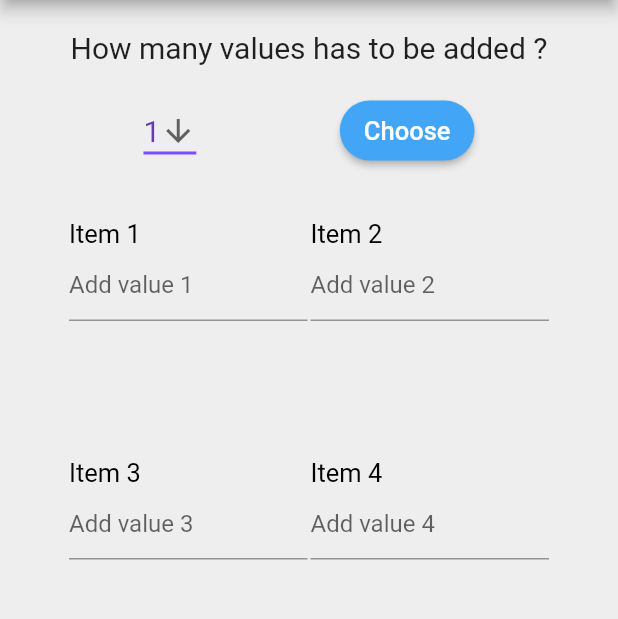
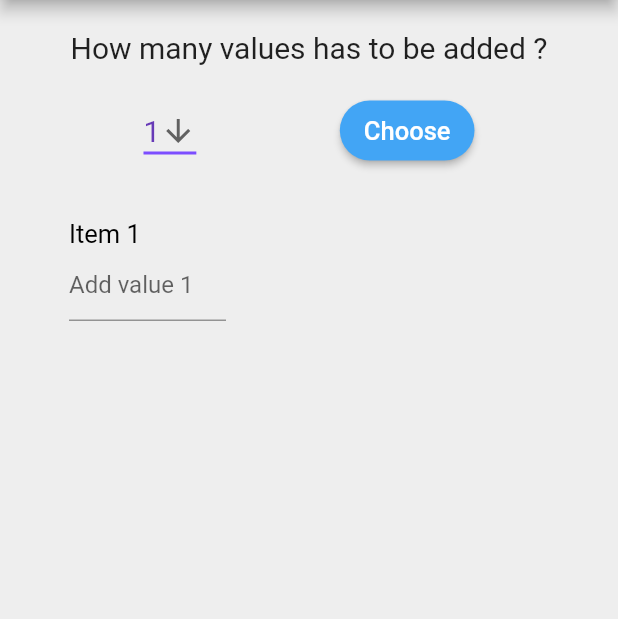
Before and after one commit to ElvinMammadov/GasTurbineCycle, a Flutter app: the screen it shows after launch, after a tap on "Choose", on a phone screen of 412 x 824 dp, the part 84-703 px from its top. Run offline on Flutter 3.47's test engine with Material 2 defaults, Android fonts, the phone set to English and light mode, and no system bars.

```diff
--- a/lib/pages/home.dart
+++ b/lib/pages/home.dart
@@ -1,3 +1,4 @@
+import 'package:flutter/cupertino.dart';
 import 'package:flutter/material.dart';
 
 class Home extends StatefulWidget {
@@ -7,6 +8,8 @@ class Home extends StatefulWidget {
 
 class _HomeState extends State<Home> {
   int dropdownValue = 1;
+  bool isVisible = false;
+  int items = 1;
 
   @override
   Widget build(BuildContext context) {
@@ -27,7 +30,9 @@ class _HomeState extends State<Home> {
             ),
             const Text(
               "How many values has to be added ?",
-              style: TextStyle(fontSize: 20),
+              style: TextStyle(
+                fontSize: 20,
+              ),
             ),
             const SizedBox(
               height: 20.0,
@@ -41,8 +46,10 @@ class _HomeState extends State<Home> {
                   icon: const Icon(Icons.arrow_downward),
                   iconSize: 24,
                   elevation: 5,
-                  style:
-                      const TextStyle(color: Colors.deepPurple, fontSize: 20),
+                  style: const TextStyle(
+                    color: Colors.deepPurple,
+                    fontSize: 20,
+                  ),
                   underline: Container(
                     height: 2,
                     color: Colors.deepPurpleAccent,
@@ -50,6 +57,7 @@ class _HomeState extends State<Home> {
                   onChanged: (int newValue) {
                     setState(() {
                       dropdownValue = newValue;
+                     //print('value is $dropdownValue');
                     });
                   },
                   items: <int>[1, 2, 3, 4, 5, 6, 7, 8]
@@ -71,11 +79,18 @@ class _HomeState extends State<Home> {
                   ),
                   child: RaisedButton(
                     onPressed: () {
+                      setState(() {
+                        isVisible = true;
+                        items = dropdownValue;
+                      });
                       //Navigator.pushNamed(context, '/values');
                     },
                     child: Text(
                       'Choose',
-                      style: TextStyle(color: Colors.white, fontSize: 17),
+                      style: TextStyle(
+                        color: Colors.white,
+                        fontSize: 17,
+                      ),
                     ),
                   ),
                 ),
@@ -84,28 +99,34 @@ class _HomeState extends State<Home> {
             const SizedBox(
               height: 20.0,
             ),
-            SizedBox(
-              height: 400.0,
+            Visibility(
+              visible: isVisible,
+              maintainSize: true,
+              maintainAnimation: true,
+              maintainState: true,
+              child: Container(
+                height: 300.0,
                 width: 350.0,
                 child: GridView.count(
-                crossAxisCount: 2,
-                crossAxisSpacing: 2,
+                  crossAxisCount: 3,
+                  crossAxisSpacing: 3,
                   padding: const EdgeInsets.all(15.0),
-                children: List.generate(4, (index) {
+                  children: List.generate(items, (index) {
                     return Column(
                         crossAxisAlignment: CrossAxisAlignment.start,
                         children: <Widget>[
                           Text(
-                          'Item ${index+1}',
+                            'Item ${index + 1}',
                             style: TextStyle(color: Colors.black, fontSize: 17),
                           ),
                           TextField(
                             decoration: InputDecoration(
-                            hintText: "Add value ${index+1}",
+                              hintText: "Add value ${index + 1}",
                             ),
                           ),
                         ]);
                   }),
+                ),
               ),
             ),
           ],
```
Also changed, not shown: 2 other files. Lines whose indentation alone changed are shown as unchanged.
